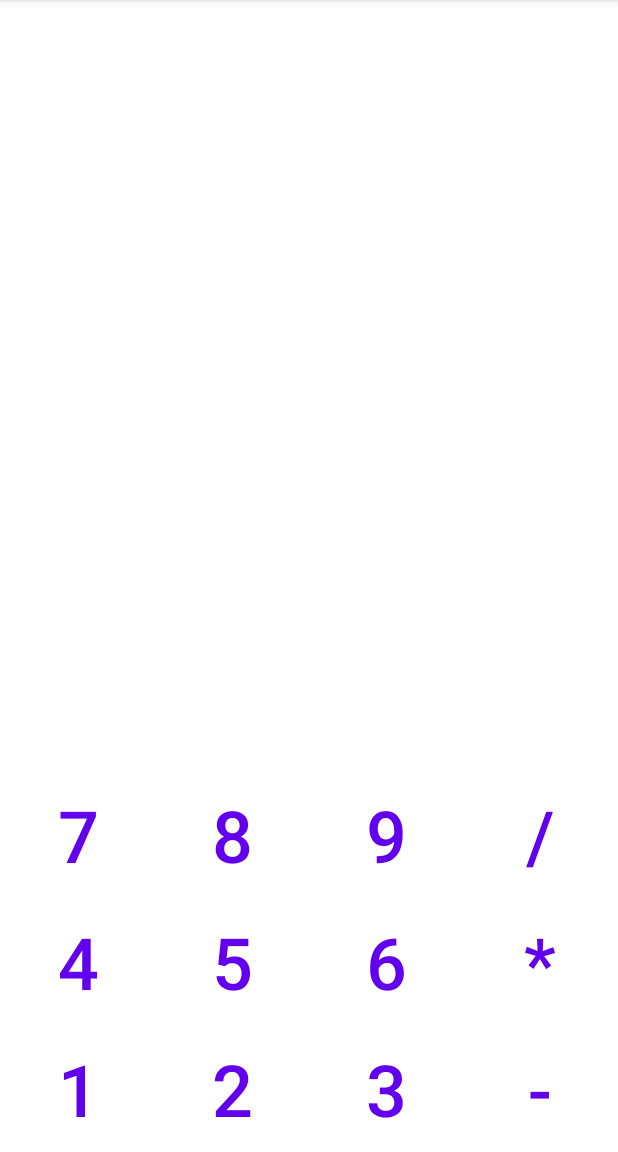
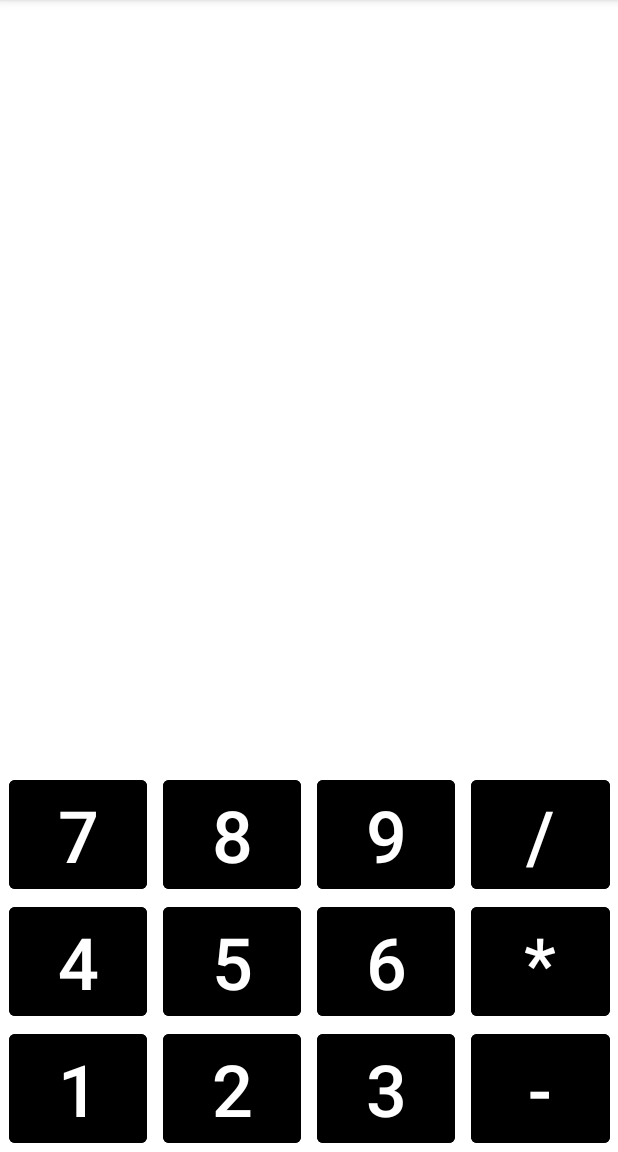
Before and after one commit to akshaysoni8707/MyCalc, an Android app: the screen it shows after launch (MainActivity), on a phone screen of 412 x 824 dp, the part 84-1236 px from its top. Run offline under Robolectric (Android 15) with nearby library versions, the phone set to English and light mode, and no system bars.

Commit message:
button color changed according to theme

```diff
--- a/app/src/main/res/layout/activity_main.xml
+++ b/app/src/main/res/layout/activity_main.xml
@@ -52,7 +52,7 @@
 
         <Button
             android:id="@+id/num7"
-            style="?android:attr/buttonBarButtonStyle"
+            style="@style/myButtons"
             android:layout_width="wrap_content"
             android:layout_height="wrap_content"
             android:layout_marginHorizontal="5dp"
@@ -63,7 +63,7 @@
 
         <Button
             android:id="@+id/num8"
-            style="?android:attr/buttonBarButtonStyle"
+            style="@style/myButtons"
             android:layout_width="wrap_content"
             android:layout_height="wrap_content"
             android:layout_marginHorizontal="5dp"
@@ -74,7 +74,7 @@
 
         <Button
             android:id="@+id/num9"
-            style="?android:attr/buttonBarButtonStyle"
+            style="@style/myButtons"
             android:layout_width="wrap_content"
             android:layout_height="wrap_content"
             android:layout_marginHorizontal="5dp"
@@ -85,7 +85,7 @@
 
         <Button
             android:id="@+id/sym0"
-            style="?android:attr/buttonBarButtonStyle"
+            style="@style/myButtons"
             android:layout_width="wrap_content"
             android:layout_height="wrap_content"
             android:layout_marginHorizontal="5dp"
@@ -106,7 +106,7 @@
 
         <Button
             android:id="@+id/num4"
-            style="?android:attr/buttonBarButtonStyle"
+            style="@style/myButtons"
             android:layout_width="wrap_content"
             android:layout_height="wrap_content"
             android:layout_marginHorizontal="5dp"
@@ -117,7 +117,7 @@
 
         <Button
             android:id="@+id/num5"
-            style="?android:attr/buttonBarButtonStyle"
+            style="@style/myButtons"
             android:layout_width="wrap_content"
             android:layout_height="wrap_content"
             android:layout_marginHorizontal="5dp"
@@ -128,7 +128,7 @@
 
         <Button
             android:id="@+id/num6"
-            style="?android:attr/buttonBarButtonStyle"
+            style="@style/myButtons"
             android:layout_width="wrap_content"
             android:layout_height="wrap_content"
             android:layout_marginHorizontal="5dp"
@@ -139,7 +139,7 @@
 
         <Button
             android:id="@+id/sym1"
-            style="?android:attr/buttonBarButtonStyle"
+            style="@style/myButtons"
             android:layout_width="wrap_content"
             android:layout_height="wrap_content"
             android:layout_marginHorizontal="5dp"
@@ -160,7 +160,7 @@
 
         <Button
             android:id="@+id/num1"
-            style="?android:attr/buttonBarButtonStyle"
+            style="@style/myButtons"
             android:layout_width="wrap_content"
             android:layout_height="wrap_content"
             android:layout_marginHorizontal="5dp"
@@ -171,7 +171,7 @@
 
         <Button
             android:id="@+id/num2"
-            style="?android:attr/buttonBarButtonStyle"
+            style="@style/myButtons"
             android:layout_width="wrap_content"
             android:layout_height="wrap_content"
             android:layout_marginHorizontal="5dp"
@@ -182,7 +182,7 @@
 
         <Button
             android:id="@+id/num3"
-            style="?android:attr/buttonBarButtonStyle"
+            style="@style/myButtons"
             android:layout_width="wrap_content"
             android:layout_height="wrap_content"
             android:layout_marginHorizontal="5dp"
@@ -193,7 +193,7 @@
 
         <Button
             android:id="@+id/sym2"
-            style="?android:attr/buttonBarButtonStyle"
+            style="@style/myButtons"
             android:layout_width="wrap_content"
             android:layout_height="wrap_content"
             android:layout_marginHorizontal="5dp"
--- a/app/src/main/res/values-night/themes.xml
+++ b/app/src/main/res/values-night/themes.xml
@@ -13,4 +13,8 @@
         <item name="android:statusBarColor" tools:targetApi="l">?attr/colorPrimaryVariant</item>
         <!-- Customize your theme here. -->
     </style>
+    <style name="myButtons" parent="Widget.MaterialComponents.Button.TextButton">
+        <item name="android:backgroundTint">@color/white</item>
+        <item name="android:textColor">@color/black</item>
+    </style>
 </resources>
--- a/app/src/main/res/values/themes.xml
+++ b/app/src/main/res/values/themes.xml
@@ -13,4 +13,8 @@
         <item name="android:statusBarColor" tools:targetApi="l">?attr/colorPrimaryVariant</item>
         <!-- Customize your theme here. -->
     </style>
+    <style name="myButtons" parent="Widget.MaterialComponents.Button.TextButton">
+        <item name="android:backgroundTint">@color/black</item>
+        <item name="android:textColor">@color/white</item>
+    </style>
 </resources>
```
